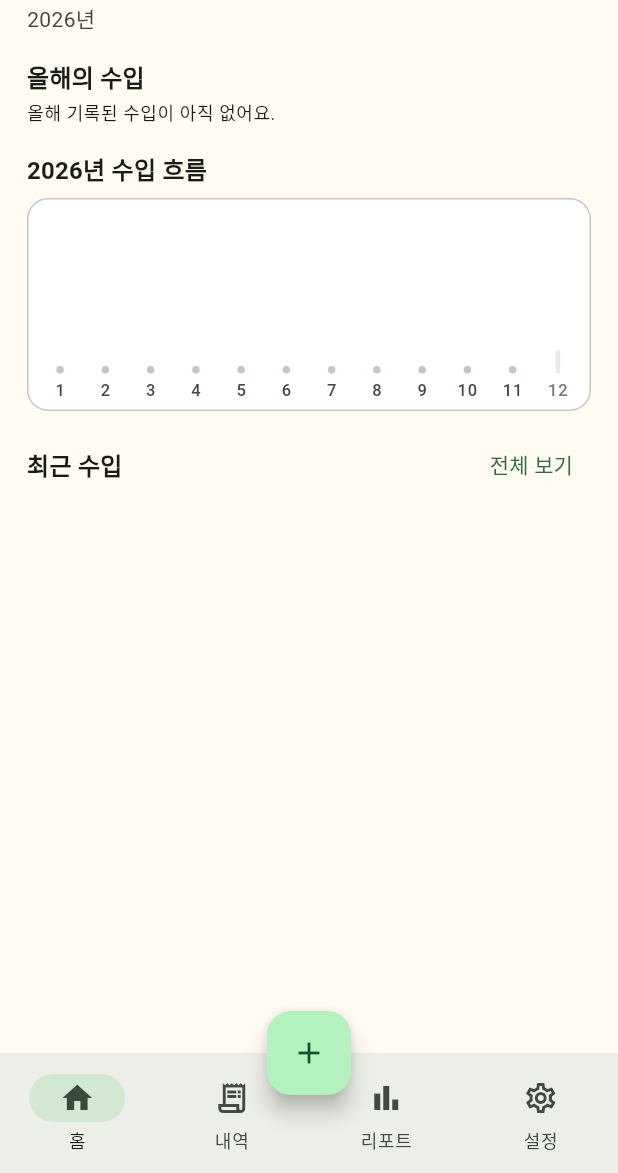
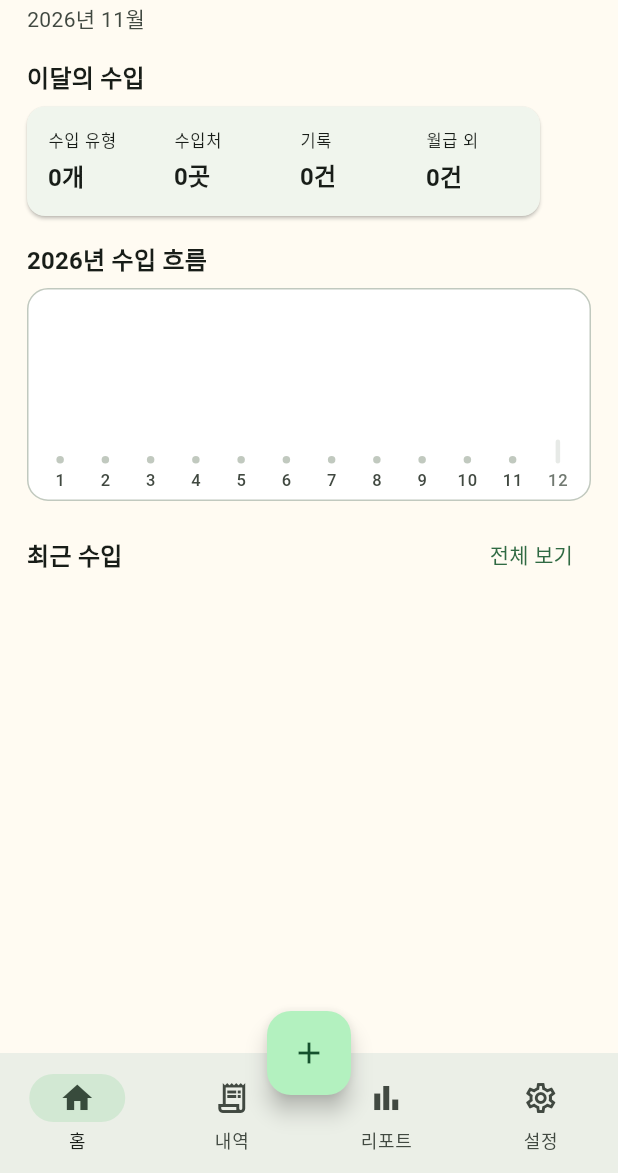
Before and after one commit to ranranranie/my-income-manager, a Flutter app: the screen it shows after launch, on a phone screen of 412 x 824 dp, the part 63-1236 px from its top. Run offline on Flutter 3.47's test engine with Material 3 defaults, Android fonts, the phone set to English and light mode, and no system bars; our stand-ins replace material_ui, package_info_plus, shared_preferences, sqflite; accounts and stored records are empty.

Commit message:
Refocus home on monthly income activity

```diff
--- a/lib/src/ui/home_page.dart
+++ b/lib/src/ui/home_page.dart
@@ -3,6 +3,7 @@ import 'package:material_ui/material_ui.dart';
 import '../data/income_database.dart';
 import '../models/income_models.dart';
 import '../settings/amount_visibility.dart';
+import '../report/income_report.dart';
 
 class HomePage extends StatelessWidget {
   const HomePage({
@@ -36,6 +37,7 @@ class HomePage extends StatelessWidget {
       future: IncomeDatabase.instance.forYear(year),
       builder: (context, snapshot) {
         final records = snapshot.data ?? const <IncomeRecord>[];
+        final monthRecords = IncomeReport.forMonth(records, year, now.month);
         final presentTypes = IncomeType.values
             .where((type) => records.any((record) => record.type == type))
             .toList();
@@ -76,6 +78,7 @@ class HomePage extends StatelessWidget {
                   year: year,
                   currentMonth: now.month,
                   records: records,
+                  monthRecords: monthRecords,
                   presentTypes: presentTypes,
                   monthlyByType: monthlyByType,
                   monthlyTotals: monthlyTotals,
@@ -98,6 +101,7 @@ class _HomeContent extends StatelessWidget {
     required this.year,
     required this.currentMonth,
     required this.records,
+    required this.monthRecords,
     required this.presentTypes,
     required this.monthlyByType,
     required this.monthlyTotals,
@@ -110,6 +114,7 @@ class _HomeContent extends StatelessWidget {
   final int year;
   final int currentMonth;
   final List<IncomeRecord> records;
+  final List<IncomeRecord> monthRecords;
   final List<IncomeType> presentTypes;
   final List<Map<IncomeType, int>> monthlyByType;
   final List<int> monthlyTotals;
@@ -125,32 +130,11 @@ class _HomeContent extends StatelessWidget {
     return Column(
       crossAxisAlignment: CrossAxisAlignment.start,
       children: [
-        _Header(year: year, compact: compact),
+        _Header(year: year, month: currentMonth, compact: compact),
         SizedBox(height: sectionGap),
-        _SectionTitle(title: '올해의 수입'),
-        const SizedBox(height: 3),
-        Text(
-          presentTypes.isEmpty
-              ? '올해 기록된 수입이 아직 없어요.'
-              : '${presentTypes.length}가지 유형의 수입이 있어요.',
-          style: Theme.of(context).textTheme.bodySmall,
-        ),
-        if (presentTypes.isNotEmpty) ...[
-          SizedBox(height: compact ? 6 : 8),
-          Wrap(
-            spacing: 6,
-            runSpacing: compact ? 3 : 5,
-            children: presentTypes
-                .map(
-                  (type) => _TypeChip(
-                    type: type,
-                    color: HomePage._typeColors[type]!,
-                    compact: compact,
-                  ),
-                )
-                .toList(),
-          ),
-        ],
+        _SectionTitle(title: '이달의 수입'),
+        const SizedBox(height: 7),
+        _MonthlyActivity(records: monthRecords),
         SizedBox(height: sectionGap),
         _SectionTitle(title: '$year년 수입 흐름'),
         SizedBox(height: compact ? 5 : 7),
@@ -204,10 +188,28 @@ class _HomeContent extends StatelessWidget {
   }
 }
 
+class _MonthlyActivity extends StatelessWidget {
+  const _MonthlyActivity({required this.records});
+  final List<IncomeRecord> records;
+  @override Widget build(BuildContext context) {
+    final types = records.map((e) => e.type).toSet().length;
+    final sources = records.map((e) => e.source?.trim()).where((e) => e != null && e!.isNotEmpty).toSet().length;
+    final nonSalary = IncomeReport.nonSalaryRecordCount(records);
+    return Card(margin: EdgeInsets.zero, child: Padding(padding: const EdgeInsets.all(14), child: Wrap(spacing: 22, runSpacing: 12, children: [
+      _ActivityMetric(label: '수입 유형', value: '$types개'),
+      _ActivityMetric(label: '수입처', value: '$sources곳'),
+      _ActivityMetric(label: '기록', value: '${records.length}건'),
+      _ActivityMetric(label: '월급 외', value: '$nonSalary건'),
+    ])));
+  }
+}
+class _ActivityMetric extends StatelessWidget { const _ActivityMetric({required this.label, required this.value}); final String label,value; @override Widget build(BuildContext context)=>SizedBox(width: 62, child: Column(crossAxisAlignment:CrossAxisAlignment.start,children:[Text(label,style:Theme.of(context).textTheme.labelSmall),const SizedBox(height:3),Text(value,style:Theme.of(context).textTheme.titleMedium?.copyWith(fontWeight:FontWeight.bold))])); }
+
 class _Header extends StatelessWidget {
-  const _Header({required this.year, required this.compact});
+  const _Header({required this.year, required this.month, required this.compact});
 
   final int year;
+  final int month;
   final bool compact;
 
   @override
@@ -224,7 +226,7 @@ class _Header extends StatelessWidget {
         ),
         SizedBox(height: compact ? 1 : 2),
         Text(
-          '$year년',
+          '$year년 $month월',
           style: Theme.of(context).textTheme.bodyMedium?.copyWith(
                 color: Theme.of(context).colorScheme.onSurfaceVariant,
               ),
```
